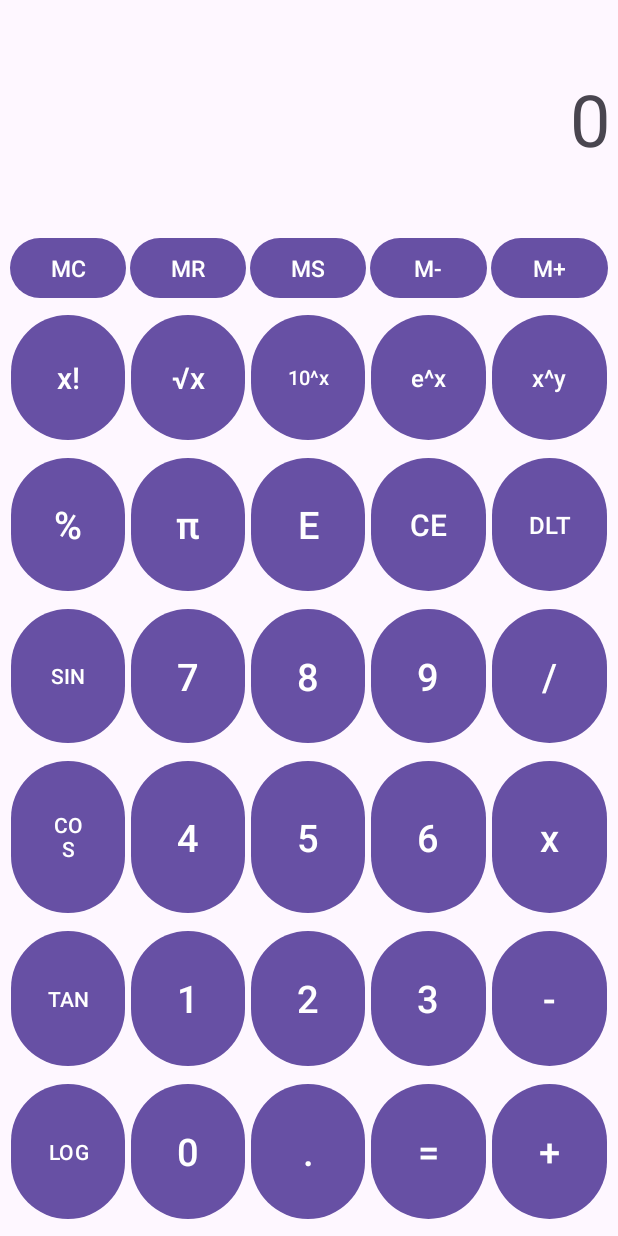
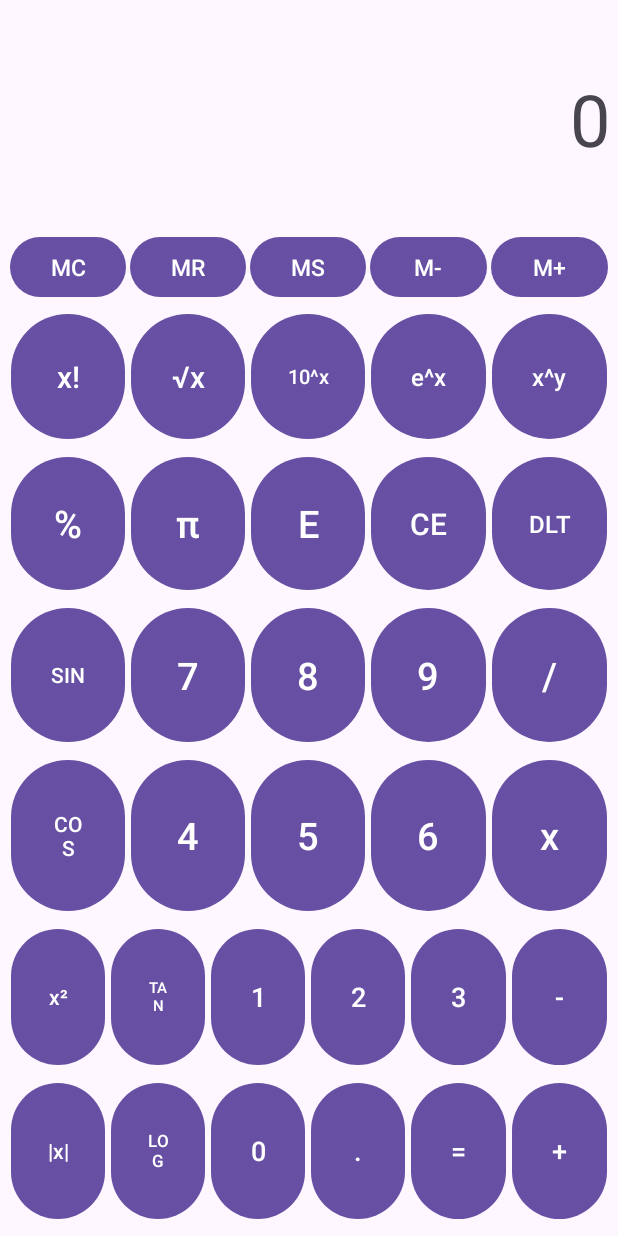
Before and after one commit to TalesMachado404/Calculadora_Cientifica, an Android app: the screen it shows after launch (MainActivity), on a phone screen of 412 x 824 dp. Run offline under Robolectric (Android 15) with nearby library versions, the phone set to English and light mode, and no system bars.

Commit message:
Função x^2 e abs implentado

```diff
--- a/app/src/main/java/com/example/calculadora_cientifica/MainActivity.kt
+++ b/app/src/main/java/com/example/calculadora_cientifica/MainActivity.kt
@@ -8,6 +8,7 @@ import androidx.appcompat.app.AppCompatActivity
 import androidx.core.view.ViewCompat
 import androidx.core.view.WindowInsetsCompat
 import kotlin.math.*
+import kotlin.math.abs
 
 class MainActivity : AppCompatActivity() {
     override fun onCreate(savedInstanceState: Bundle?) {
@@ -56,6 +57,8 @@ class MainActivity : AppCompatActivity() {
         val btnFatorial = findViewById<Button>(R.id.btnFatorial)
         val btnRaizQ = findViewById<Button>(R.id.btnRaizQ)
         val btnLog = findViewById<Button>(R.id.btnlog)
+        val btnABS = findViewById<Button>(R.id.btnABS)
+        val btnQUAD = findViewById<Button>(R.id.btnQUAD)
 
         /*Exponenciais*/
         val btnEXPOG = findViewById<Button>(R.id.btnEXPOG)
@@ -319,6 +322,27 @@ class MainActivity : AppCompatActivity() {
             }
         }
 
+        btnABS.setOnClickListener {
+            val value = display.text.toString().toDoubleOrNull()
+            if (value != null) {
+                val result = abs(value)
+                display.text = result.toString()
+            } else {
+                display.text = "Erro"
+            }
+        }
+
+        btnQUAD.setOnClickListener {
+            val value = display.text.toString().toDoubleOrNull()
+            if (value != null) {
+                val result = value * value
+                display.text = result.toString()
+            } else {
+                display.text = "Erro"
+            }
+        }
+
+
 
         /*----------------------------------------------------------------------------------------------------*/
 
--- a/app/src/main/res/layout/activity_main.xml
+++ b/app/src/main/res/layout/activity_main.xml
@@ -302,6 +302,14 @@
         android:layout_height="match_parent"
         android:layout_weight="1">
 
+        <Button
+            android:id="@+id/btnQUAD"
+            android:layout_width="0dp"
+            android:layout_height="match_parent"
+            android:layout_margin="2dp"
+            android:layout_weight="1"
+            android:text="x²"
+            android:textSize="14sp" />/>
 
         <Button
             android:id="@+id/btnTAN"
@@ -310,7 +318,7 @@
             android:layout_margin="2dp"
             android:layout_weight="1"
             android:text="TAN"
-            android:textSize="14dp" />
+            android:textSize="10dp" />
 
         <Button
             android:id="@+id/btn1"
@@ -319,7 +327,7 @@
             android:layout_margin="2dp"
             android:layout_weight="1"
             android:text="1"
-            android:textSize="25dp" />
+            android:textSize="18dp" />
 
         <Button
             android:id="@+id/btn2"
@@ -328,7 +336,7 @@
             android:layout_margin="2dp"
             android:layout_weight="1"
             android:text="2"
-            android:textSize="25dp" />
+            android:textSize="18dp" />
 
         <Button
             android:id="@+id/btn3"
@@ -337,7 +345,7 @@
             android:layout_margin="2dp"
             android:layout_weight="1"
             android:text="3"
-            android:textSize="25dp" />
+            android:textSize="18dp" />
 
         <Button
             android:id="@+id/btnMenos"
@@ -346,7 +354,7 @@
             android:layout_margin="2dp"
             android:layout_weight="1"
             android:text="-"
-            android:textSize="25dp" />
+            android:textSize="18dp" />
 
 
     </TableRow>
@@ -358,13 +366,22 @@
 
 
         <Button
+            android:id="@+id/btnABS"
+            android:layout_width="0dp"
+            android:layout_height="match_parent"
+            android:layout_margin="2dp"
+            android:layout_weight="1"
+            android:text="|x|"
+            android:textSize="14sp" />
+
+        <Button
             android:id="@+id/btnlog"
             android:layout_width="0dp"
             android:layout_height="match_parent"
             android:layout_margin="2dp"
             android:layout_weight="1"
             android:text="LOG"
-            android:textSize="14dp" />
+            android:textSize="11dp" />
 
         <Button
             android:id="@+id/btn0"
@@ -373,7 +390,7 @@
             android:layout_margin="2dp"
             android:layout_weight="1"
             android:text="0"
-            android:textSize="25dp" />
+            android:textSize="18dp" />
 
         <Button
             android:id="@+id/btnPonto"
@@ -382,7 +399,7 @@
             android:layout_margin="2dp"
             android:layout_weight="1"
             android:text="."
-            android:textSize="25dp" />
+            android:textSize="18dp" />
 
         <Button
             android:id="@+id/btnIgual"
@@ -391,7 +408,7 @@
             android:layout_margin="2dp"
             android:layout_weight="1"
             android:text="="
-            android:textSize="25dp" />
+            android:textSize="18dp" />
 
         <Button
             android:id="@+id/btnMais"
@@ -400,7 +417,7 @@
             android:layout_margin="2dp"
             android:layout_weight="1"
             android:text="+"
-            android:textSize="25dp" />
+            android:textSize="18dp" />
 
 
     </TableRow>
```
